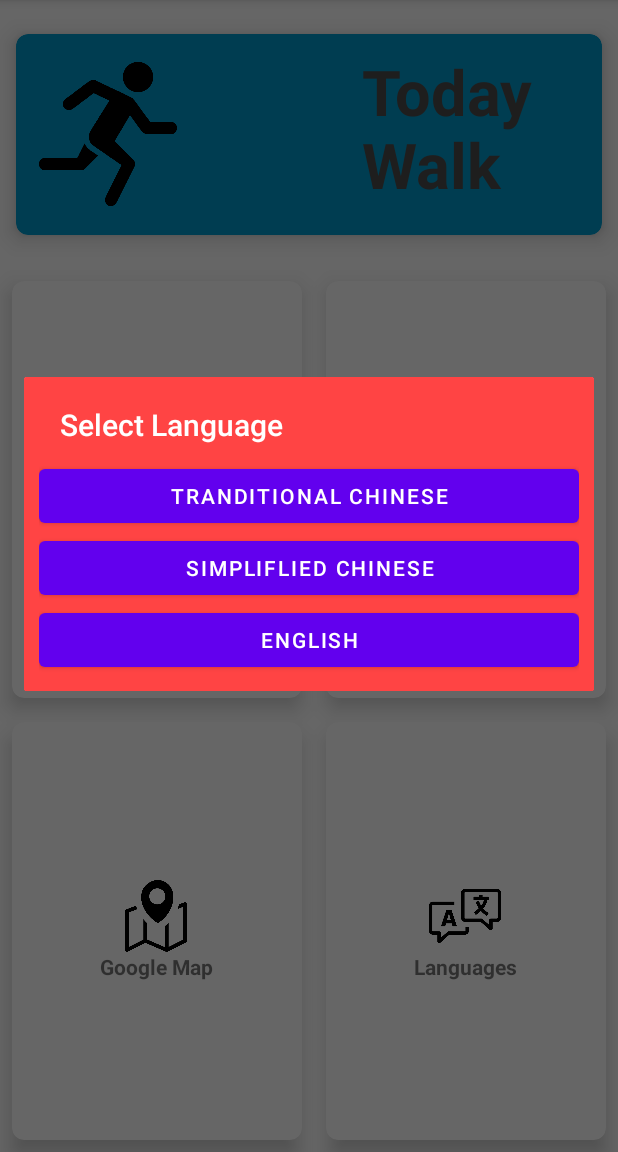
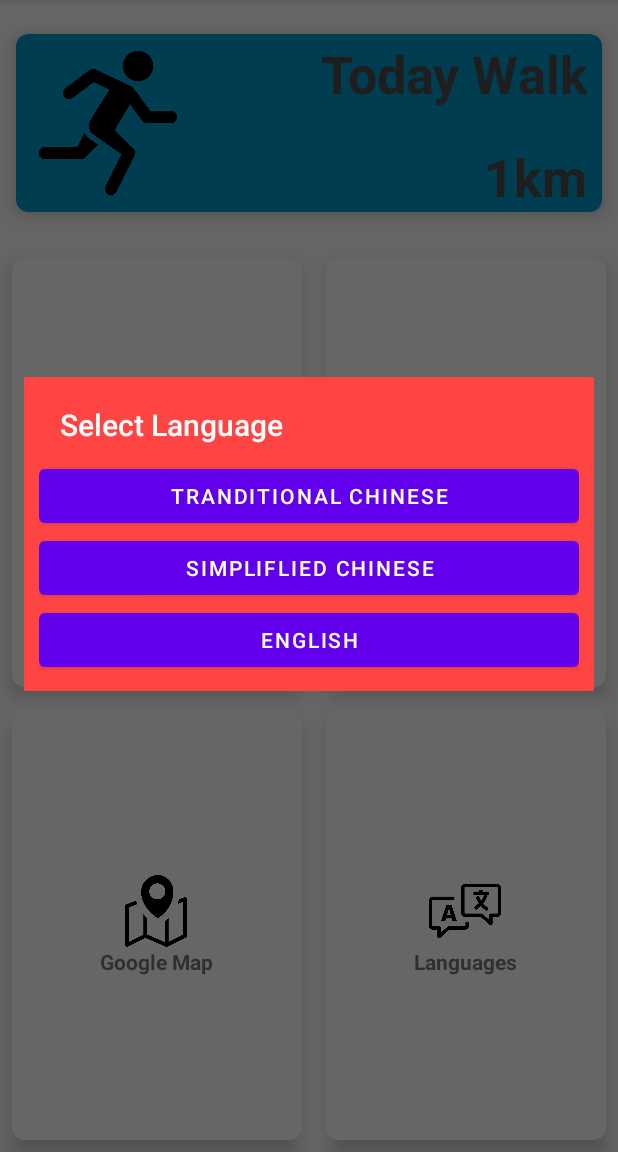
Before and after one commit to yuenyuenyuen/WalkCountingApp, an Android app: the screen it shows after launch (MainActivity), after a tap on "Languages", on a phone screen of 412 x 824 dp, the part 84-1236 px from its top. Run offline under Robolectric (Android 15) with nearby library versions, the phone set to English and light mode, and no system bars.

```diff
--- a/app/build.gradle
+++ b/app/build.gradle
@@ -9,7 +9,7 @@ android {
 
     defaultConfig {
         applicationId "hk.edu.hkmu.walkingapp"
-        minSdk 28
+        minSdk 19
         targetSdk 33
         versionCode 1
         versionName "1.0"
--- a/app/src/main/java/hk/edu/hkmu/walkingapp/LanguageManager.java
+++ /dev/null
@@ -1,23 +0,0 @@
-package hk.edu.hkmu.walkingapp;
-import android.content.Context;
-import android.content.res.Configuration;
-import android.content.res.Resources;
-
-import java.util.Locale;
-
-public class LanguageManager {
-    private Context ct;
-
-            public LanguageManager(Context ctx){
-                ct=ctx;
-            }
-    public void updateResource(String code){
-        Locale locale = new Locale(code);
-        Locale.setDefault(locale);
-        Resources resource = ct.getResources();
-        Configuration configuration = resource.getConfiguration();
-        configuration.setLocale(locale);
-
-        resource.updateConfiguration(configuration, resource.getDisplayMetrics());
-    }
-}
--- a/app/src/main/res/layout/activity_main.xml
+++ b/app/src/main/res/layout/activity_main.xml
@@ -10,26 +10,18 @@
         android:id="@+id/firstgrid"
         android:layout_width="match_parent"
         android:layout_height="wrap_content"
-        android:layout_centerHorizontal="true"
-        android:columnCount="2"
-        android:rowCount="1">
+        android:layout_centerHorizontal="true">
 
         <androidx.cardview.widget.CardView
             android:layout_width="match_parent"
-            android:layout_height="match_parent"
-            android:layout_row="0"
-            android:layout_rowWeight="1"
-            android:layout_column="0"
-            android:layout_columnWeight="1"
+            android:layout_height="wrap_content"
             android:layout_gravity="fill"
             app:cardBackgroundColor="@android:color/holo_blue_dark"
             android:layout_marginTop="8dp"
             android:layout_marginBottom="8dp"
             app:cardCornerRadius="8dp"
             app:cardElevation="8dp"
-
             app:cardUseCompatPadding="true">
-
             <ImageView
                 android:layout_width="?attr/minTouchTargetSize"
                 android:layout_height="?attr/minTouchTargetSize"
@@ -41,19 +33,36 @@
 
                 <TextView
                     android:id="@+id/todaykm"
-                android:layout_width="150dp"
+                    android:layout_width="match_parent"
                     android:layout_height="wrap_content"
-                android:layout_margin="10dp"
-                android:layout_marginStart="12dp"
-
                     android:layout_gravity="center_vertical|right"
-                android:autoSizeMaxTextSize="42sp"
+                    android:gravity = "top|end"
+                    android:layout_marginEnd="10dp"
+                    android:layout_marginBottom="25dp"
+                    android:autoSizeMaxTextSize="35sp"
                     android:autoSizeMinTextSize="10sp"
                     android:autoSizeTextType="uniform"
                     android:text="@string/todaywalk"
                     android:textColor="#4C4C4C"
                     android:textSize="45sp"
                     android:textStyle="bold"/>
+
+                <TextView
+                    android:id="@+id/km"
+                    android:layout_width="match_parent"
+                    android:layout_height="wrap_content"
+                    android:layout_gravity="center_vertical|right|bottom"
+                    android:gravity = "bottom|end"
+                    android:layout_marginTop="50dp"
+                    android:layout_marginEnd="10dp"
+                    android:autoSizeMaxTextSize="35sp"
+                    android:autoSizeMinTextSize="10sp"
+                    android:autoSizeTextType="uniform"
+                    android:text="1km"
+                    android:textColor="#4C4C4C"
+                    android:textSize="45sp"
+                    android:textStyle="bold" />
+
         </androidx.cardview.widget.CardView>
     </GridLayout>
 
--- a/app/src/main/res/values/strings.xml
+++ b/app/src/main/res/values/strings.xml
@@ -2,6 +2,7 @@
     <string name="app_name">WalkingApp</string>
     <string name="title_activity_google_map">GoogleMapActivity</string>
     <string name="todaywalk">Today Walk</string>
+    <string name="km">km</string>
     <string name="record">Record</string>
     <string name="info">Info</string>
     <string name="language">Languages</string>
```
Also changed, not shown: app/src/main/java/hk/edu/hkmu/walkingapp/MainActivity.java (+33 -12 lines), 2 other files. Lines whose indentation alone changed are shown as unchanged.
